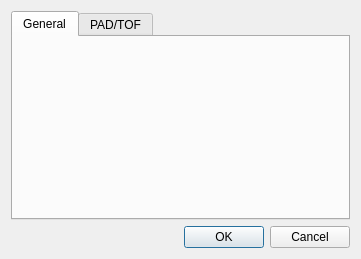
Before: the Qt Designer form ui/settings.ui in tweber-ill/frm_mirror-miezetools, drawn with Qt 5.
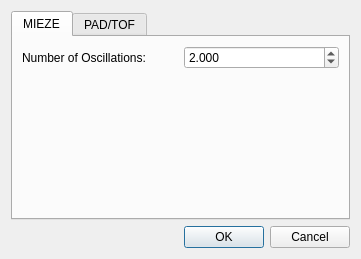
After: the same form once the commit is applied. The open tabs and pages were chosen to show the change.

The edit to the form file:
```diff
--- a/ui/settings.ui
+++ b/ui/settings.ui
@@ -21,8 +21,46 @@
      </property>
      <widget class="QWidget" name="tab">
       <attribute name="title">
-       <string>General</string>
+       <string>MIEZE</string>
       </attribute>
+      <layout class="QGridLayout" name="gridLayout_2">
+       <item row="0" column="0">
+        <widget class="QLabel" name="label_4">
+         <property name="text">
+          <string>Number of Oscillations:</string>
+         </property>
+        </widget>
+       </item>
+       <item row="0" column="1">
+        <widget class="QDoubleSpinBox" name="spinNumOsc">
+         <property name="decimals">
+          <number>3</number>
+         </property>
+         <property name="minimum">
+          <double>0.001000000000000</double>
+         </property>
+         <property name="maximum">
+          <double>1000.000000000000000</double>
+         </property>
+         <property name="value">
+          <double>2.000000000000000</double>
+         </property>
+        </widget>
+       </item>
+       <item row="1" column="0">
+        <spacer name="verticalSpacer_2">
+         <property name="orientation">
+          <enum>Qt::Vertical</enum>
+         </property>
+         <property name="sizeHint" stdset="0">
+          <size>
+           <width>20</width>
+           <height>40</height>
+          </size>
+         </property>
+        </spacer>
+       </item>
+      </layout>
      </widget>
      <widget class="QWidget" name="tab_2">
       <attribute name="title">
```
Left out of the diff: 2 changed lines with no effect on the pictures.
